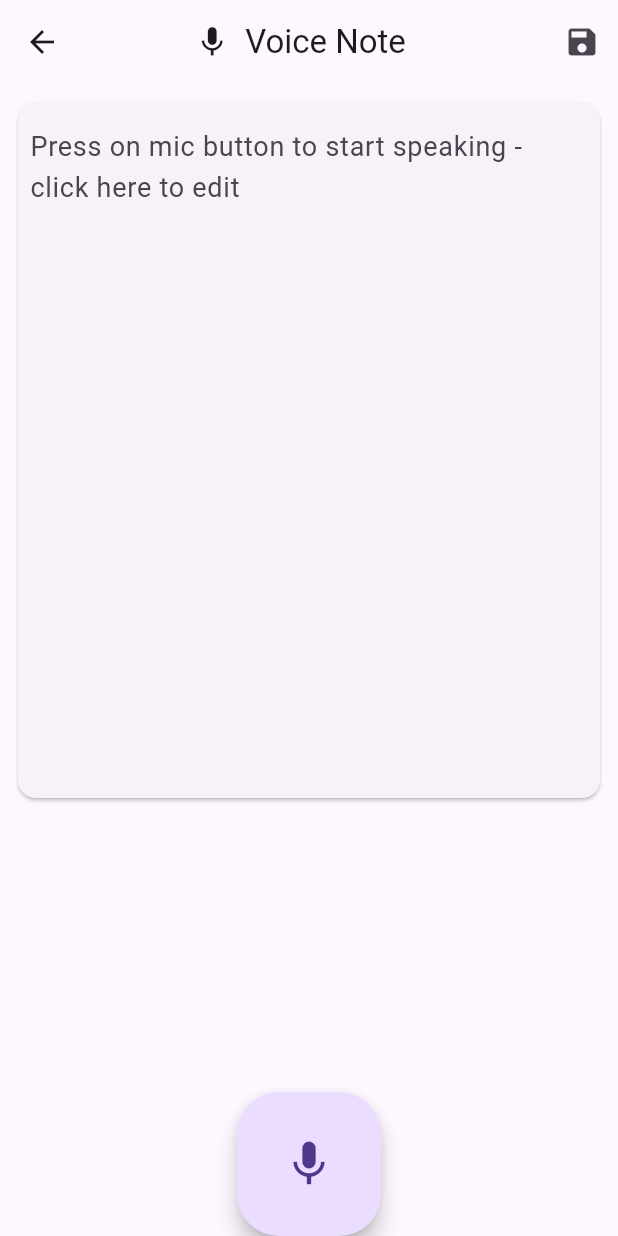
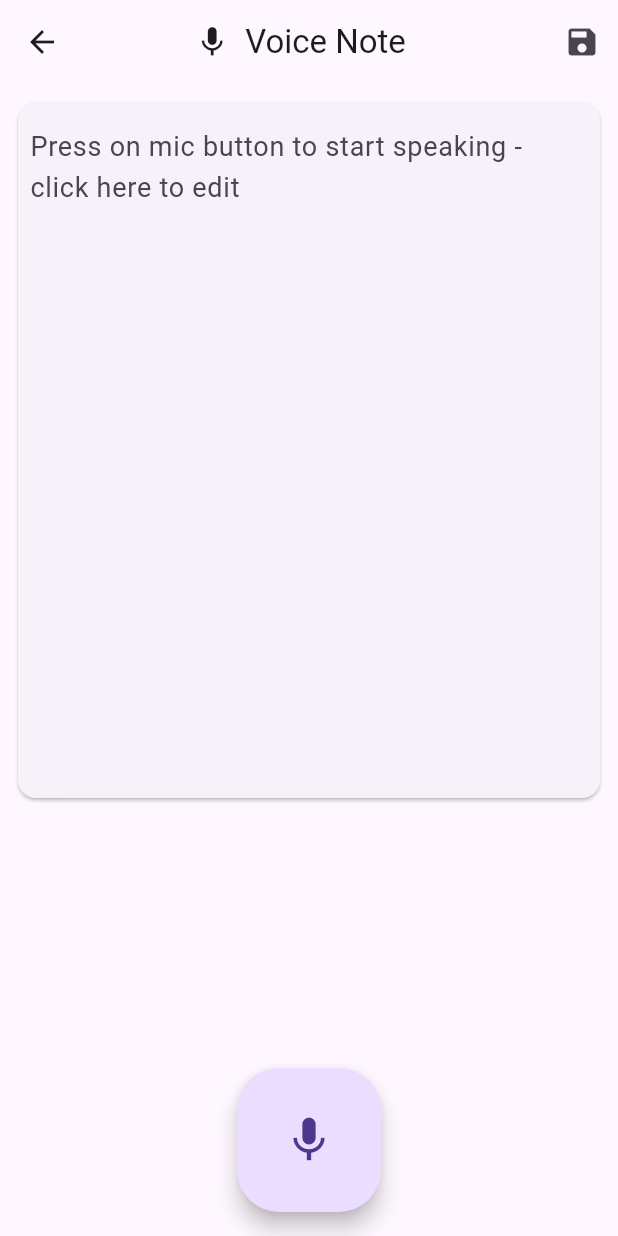
Before and after one commit to RanaMuhammadBilal/echo_notes, a Flutter app: the VoiceNote screen opened directly, on a phone screen of 412 x 824 dp. Run offline on Flutter 3.47's test engine with Material 3 defaults, Android fonts, the phone set to English and light mode, and no system bars; our stand-ins replace flutter_expandable_fab, flutter_tts, hive, hive_flutter, speech_to_text; accounts and stored records are empty.

Commit message:
initial commit

```diff
--- a/lib/screens/VoiceNote.dart
+++ b/lib/screens/VoiceNote.dart
@@ -98,7 +98,9 @@ class _VoiceNoteState extends State<VoiceNote> {
         ],
       ),
       body:  Center(
-        child: Column(
+        child: ListView(
+          children: [
+            Column(
               children: [
                 Padding(
                   padding: const EdgeInsets.all(8.0),
@@ -118,13 +120,15 @@ class _VoiceNoteState extends State<VoiceNote> {
                   ),
                 ),
                 Padding(
-              padding: const EdgeInsets.all(8.0),
-              child: Text(textAlign: TextAlign.center ,liveText, style: TextStyle(fontSize: 22, fontWeight: FontWeight.w500),),
+                  padding: const EdgeInsets.all(12.0),
+                  child: Text(textAlign: TextAlign.justify ,liveText, style: TextStyle(fontSize: 22, fontWeight: FontWeight.w500),),
+                ),
+              ],
             ),
           ],
         ),
       ),
-      floatingActionButtonLocation: FloatingActionButtonLocation.centerDocked,
+      floatingActionButtonLocation: FloatingActionButtonLocation.centerFloat,
       floatingActionButton: FloatingActionButton.large(
         onPressed: () async{
           if(await speechToText.hasPermission && speechToText.isNotListening){
```
Also changed, not shown: lib/screens/DetailScreen.dart (+5 -3 lines). Lines whose indentation alone changed are shown as unchanged.
